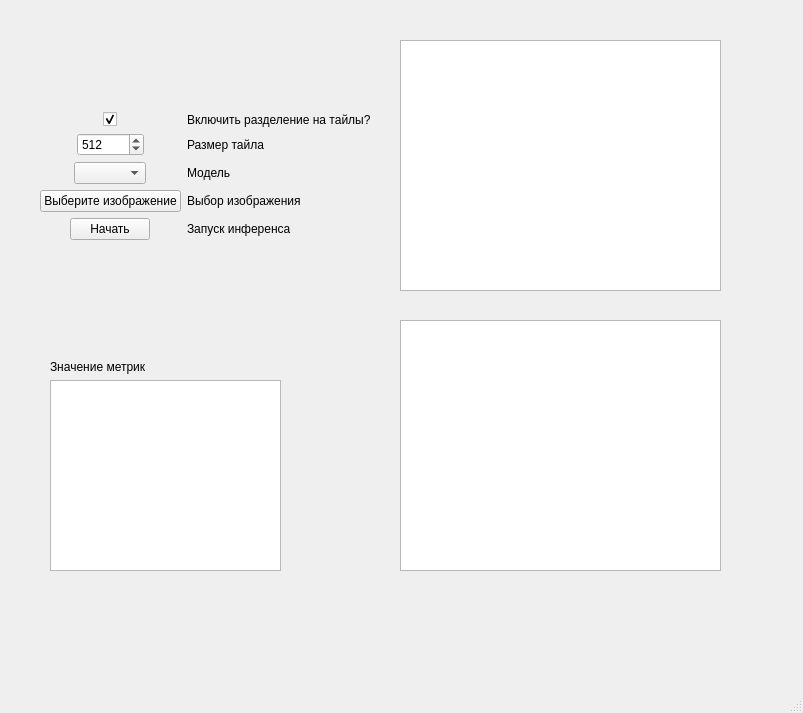
Before: the Qt Designer form design.ui in Nraj10/KamenevSamsungPyqImageUpscaler, drawn with Qt 5.
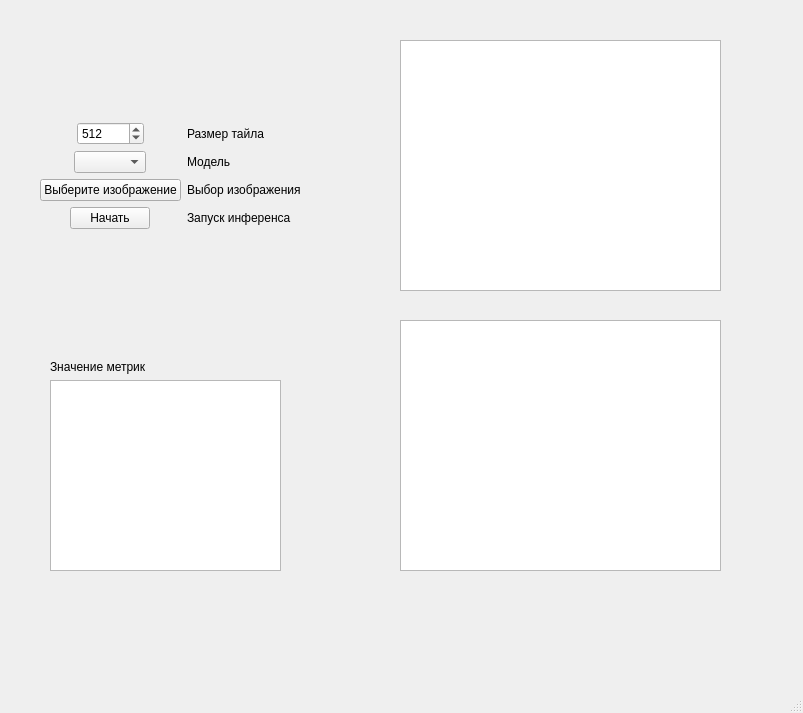
After: the same form once the commit is applied.

```diff
--- a/design.ui
+++ b/design.ui
@@ -37,23 +37,6 @@
       <set>Qt::AlignCenter</set>
      </property>
      <item row="0" column="0">
-      <widget class="QCheckBox" name="TileCheckBox">
-       <property name="text">
-        <string/>
-       </property>
-       <property name="checked">
-        <bool>true</bool>
-       </property>
-      </widget>
-     </item>
-     <item row="0" column="1">
-      <widget class="QLabel" name="label_5">
-       <property name="text">
-        <string>Включить разделение на тайлы?</string>
-       </property>
-      </widget>
-     </item>
-     <item row="1" column="0">
       <widget class="QSpinBox" name="TileSize">
        <property name="maximum">
         <number>100000</number>
@@ -63,51 +46,51 @@
        </property>
       </widget>
      </item>
-     <item row="1" column="1">
+     <item row="0" column="1">
       <widget class="QLabel" name="label">
        <property name="text">
         <string>Размер тайла</string>
        </property>
       </widget>
      </item>
-     <item row="2" column="0">
+     <item row="1" column="0">
       <widget class="QComboBox" name="ModelComboBox"/>
      </item>
-     <item row="2" column="1">
+     <item row="1" column="1">
       <widget class="QLabel" name="label_2">
        <property name="text">
         <string>Модель</string>
        </property>
       </widget>
      </item>
-     <item row="3" column="0">
+     <item row="2" column="0">
       <widget class="QPushButton" name="InputImageButton">
        <property name="text">
         <string>Выберите изображение</string>
        </property>
       </widget>
      </item>
-     <item row="4" column="0">
+     <item row="2" column="1">
+      <widget class="QLabel" name="label_3">
+       <property name="text">
+        <string>Выбор изображения</string>
+       </property>
+      </widget>
+     </item>
+     <item row="3" column="0">
       <widget class="QPushButton" name="StartInferenceButton">
        <property name="text">
         <string>Начать</string>
        </property>
       </widget>
      </item>
-     <item row="4" column="1">
+     <item row="3" column="1">
       <widget class="QLabel" name="label_4">
        <property name="text">
         <string>Запуск инференса</string>
        </property>
       </widget>
      </item>
-     <item row="3" column="1">
-      <widget class="QLabel" name="label_3">
-       <property name="text">
-        <string>Выбор изображения</string>
-       </property>
-      </widget>
-     </item>
     </layout>
    </widget>
    <widget class="QGraphicsView" name="ImageBrowser">
```
Left out of the diff: 3 changed lines with no effect on the pictures.
